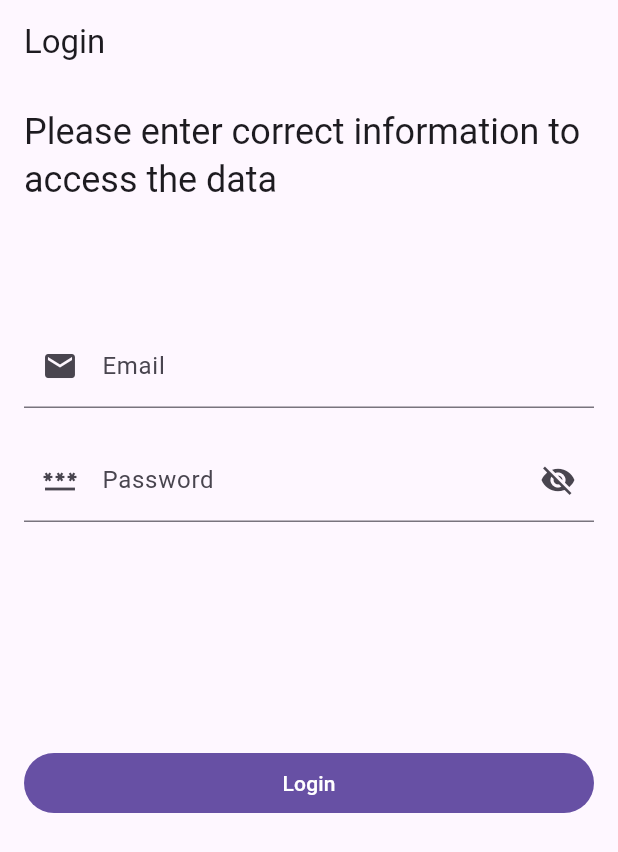
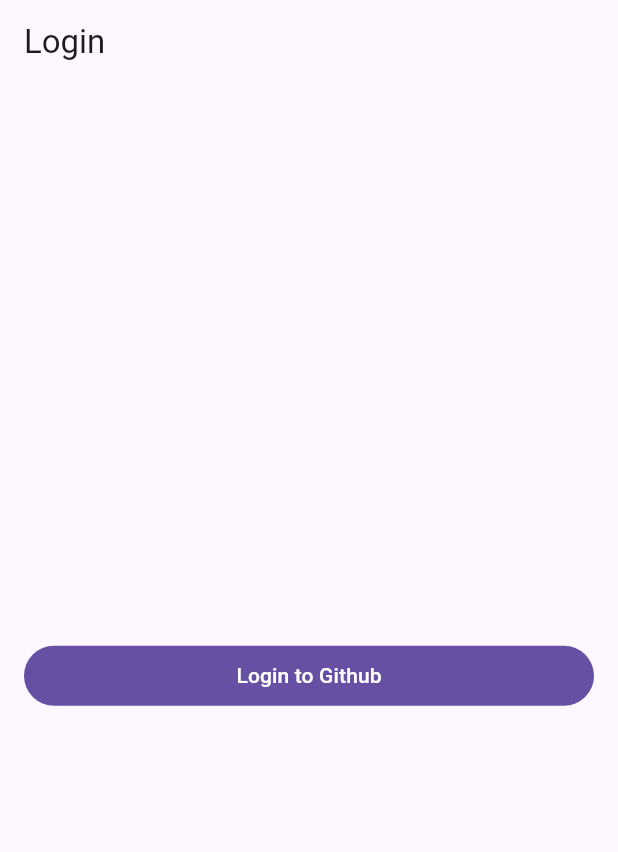
Before and after one commit to luqmanhakimmohdzolkipli/upstack_assessment, a Flutter app: the screen it shows after launch, on a phone screen of 412 x 824 dp. Shown: the top 852 px of the screen. Run offline on Flutter 3.47's test engine with Material 3 defaults, Android fonts, the phone set to English and light mode, and no system bars; our stand-ins replace bloc, easy_refresh, equatable, flutter_bloc, flutter_dotenv, font_awesome_flutter and 1 more; missing offline and left inert: github, github_signin_promax.

Commit message:
added new login module

```diff
--- a/lib/auth/bloc/login_bloc.dart
+++ b/lib/auth/bloc/login_bloc.dart
@@ -18,9 +18,11 @@
     Emitter<LoginState> emit,
   ) async {
     final SharedPreferences prefs = await SharedPreferences.getInstance();
-    await prefs.setString('email', event.email);
-    await prefs.setString('password', event.password);
-    emit(state.copyWith(status: LoginStatus.authenticated));
+    if (event.token.isNotEmpty) {
+      emit(state.copyWith(status: LoginStatus.authenticated));
+      await prefs.setString('token', event.token);
+      await prefs.setBool('authenticated', true);
+    }
     if (state.status == LoginStatus.authenticated) {
       Navigator.push(
         event.context,
--- a/lib/auth/bloc/login_event.dart
+++ b/lib/auth/bloc/login_event.dart
@@ -9,15 +9,13 @@
 
 class LoginSubmit extends LoginEvent {
   const LoginSubmit({
-    required this.email,
-    required this.password,
+    required this.token,
     required this.context,
   });
 
-  final String email;
-  final String password;
+  final String token;
   final BuildContext context;
 
   @override
-  List<Object> get props => [email, password, context];
+  List<Object> get props => [token, context];
 }
--- a/lib/auth/view/login_view.dart
+++ b/lib/auth/view/login_view.dart
@@ -1,5 +1,7 @@
 import 'package:flutter/material.dart';
 import 'package:flutter_bloc/flutter_bloc.dart';
+import 'package:flutter_dotenv/flutter_dotenv.dart';
+import 'package:github_signin_promax/github_signin_promax.dart';
 import 'package:upstack_assessment/auth/bloc/login_bloc.dart';
 
 class LoginView extends StatefulWidget {
@@ -10,12 +12,22 @@
 }
 
 class _LoginViewState extends State<LoginView> {
-  final TextEditingController _emailController = TextEditingController();
-  final TextEditingController _passwordController = TextEditingController();
-  bool _isObscure = true;
-  GlobalKey<FormState> _loginKey = GlobalKey<FormState>();
+  String? clientId = dotenv.env['CLIENT_ID'];
+  String? clientSecret = dotenv.env['CLIENT_SECRET'];
+  late GithubSignInParams params;
+  String response = '';
 
-  bool get _loginValid => _loginKey.currentState!.validate();
+  @override
+  void initState() {
+    // TODO: implement initState
+    super.initState();
+    params = GithubSignInParams(
+      clientId: clientId ?? '',
+      clientSecret: clientSecret ?? '',
+      redirectUrl: 'http://localhost:3000/auth/github/callback',
+      scopes: 'read:user,user:email',
+    );
+  }
 
   @override
   Widget build(BuildContext context) {
@@ -25,85 +37,51 @@
       ),
       body: BlocProvider(
         create: (context) => LoginBloc(),
-        child: BlocBuilder<LoginBloc, LoginState>(
-          builder: (context, state) {
-            return SingleChildScrollView(
-              child: Padding(
+        child: BlocBuilder<LoginBloc, LoginState>(builder: (context, state) {
+          return Padding(
             padding: const EdgeInsets.all(16.0),
-                child: Form(
-                  key: _loginKey,
             child: Column(
               mainAxisAlignment: MainAxisAlignment.center,
-                    crossAxisAlignment: CrossAxisAlignment.start,
+              crossAxisAlignment: CrossAxisAlignment.center,
               children: [
-                      Text(
-                        'Please enter correct information to access the data',
-                        style: Theme.of(context).textTheme.headlineSmall,
-                      ),
-                      const SizedBox(height: 80),
-                      TextFormField(
-                        controller: _emailController,
-                        decoration: const InputDecoration(
-                          labelText: 'Email',
-                          prefixIcon: Icon(Icons.email),
-                        ),
-                        validator: (value) {
-                          if (value != null && value.isEmpty) {
-                            return 'Please enter your email';
-                          }
-                          return null;
-                        },
-                      ),
-                      const SizedBox(height: 20),
-                      TextFormField(
-                        controller: _passwordController,
-                        obscureText: _isObscure,
-                        validator: (value) {
-                          if (value != null && value.isEmpty) {
-                            return 'Please enter your password';
-                          }
-                          return null;
-                        },
-                        decoration: InputDecoration(
-                          labelText: 'Password',
-                          prefixIcon: Icon(Icons.password),
-                          suffixIcon: IconButton(
-                            icon: Icon(
-                              _isObscure ? Icons.visibility_off : Icons.visibility,
-                            ),
-                            onPressed: () {
-                              setState(() {
-                                _isObscure = !_isObscure;
-                              });
-                            },
-                          ),
-                        ),
-                      ),
-                      const SizedBox(height: 150),
+                Text(response),
                 SizedBox(
                   width: double.infinity,
                   child: FilledButton(
                     onPressed: () {
-                            if (_loginValid) {
+                      Navigator.of(context).push(
+                        MaterialPageRoute(
+                          builder: (builder) {
+                            return GithubSigninScreen(
+                              params: params,
+                            );
+                          },
+                        ),
+                      ).then(
+                        (value) {
+                          String? token = (value as GithubSignInResponse).accessToken;
                           context.read<LoginBloc>().add(
                                 LoginSubmit(
-                                  email: _emailController.text,
-                                  password: _passwordController.text,
+                                  token: token ?? '',
                                   context: context,
                                 ),
                               );
-                            }
+                          setState(() {
+                            response +=
+                            '✅ Status: \t ${(value as GithubSignInResponse).status}\n\n';
+                            response += '✅ Code: \t ${(value).accessToken}\n\n';
+                            response += '✅ Error: \t ${(value).error}\n\n';
+                          });
                         },
-                          child: const Text('Login'),
+                      );
+                    },
+                    child: const Text('Login to Github'),
                   ),
                 ),
               ],
             ),
-                ),
-              ),
           );
-          }
-        ),
+        }),
       ),
     );
   }
--- a/lib/list/repository/list_repository.dart
+++ b/lib/list/repository/list_repository.dart
@@ -11,13 +11,11 @@
 
   Future<List<ListModel>> fetchLists({required int page}) async {
     final SharedPreferences prefs = await SharedPreferences.getInstance();
-    final String? email = prefs.getString('email');
-    final String? password = prefs.getString('password');
+    final String? token = prefs.getString('token');
     try {
       final response = await GitHub(
-        auth: Authentication.basic(
-          '${email}',
-          '${password}',
+        auth: Authentication.withToken(
+          '${token}',
         ),
       ).getJSON(
         ApiConstant.REPO_LIST,
@@ -37,13 +35,11 @@
     required String name,
   }) async {
     final SharedPreferences prefs = await SharedPreferences.getInstance();
-    final String? email = prefs.getString('email');
-    final String? password = prefs.getString('password');
+    final String? token = prefs.getString('token');
     try {
       final response = await GitHub(
-        auth: Authentication.basic(
-          '${email}',
-          '${password}',
+        auth: Authentication.withToken(
+          '${token}',
         ),
       ).getJSON(
         '${ApiConstant.SEARCH_REPO_LIST}?q=$name+in%3Aname+org%3Aflutter&per_page=10&page=$page',
--- a/lib/main.dart
+++ b/lib/main.dart
@@ -1,26 +1,32 @@
 import 'package:bloc/bloc.dart';
 import 'package:flutter/material.dart';
 import 'package:flutter_dotenv/flutter_dotenv.dart';
+import 'package:shared_preferences/shared_preferences.dart';
 import 'package:upstack_assessment/auth/view/login_view.dart';
+import 'package:upstack_assessment/list/view/list_view.dart';
 import 'package:upstack_assessment/simple_bloc_observer.dart';
 
 void main() async {
   await dotenv.load(fileName: ".env");
   Bloc.observer = SimpleBlocObserver();
-  runApp(const MyApp());
+  final prefs = await SharedPreferences.getInstance();
+  runApp(MyApp(prefs: prefs));
 }
 
 class MyApp extends StatelessWidget {
-  const MyApp({super.key});
+  const MyApp({super.key, required this.prefs});
+
+  final SharedPreferences prefs;
 
   @override
   Widget build(BuildContext context) {
+    bool authenticated = prefs.getBool('authenticated') ?? false;
     return MaterialApp(
       title: 'Upstack Assessment',
       theme: ThemeData(
         primarySwatch: Colors.blue,
       ),
-      home: const LoginView(),
+      home: authenticated ? const ListViews() : const LoginView(),
     );
   }
 }
--- a/pubspec.yaml
+++ b/pubspec.yaml
@@ -21,6 +21,7 @@
   github: ^9.24.0
   flutter_dotenv: ^5.1.0
   shared_preferences: ^2.0.8
+  github_signin_promax: ^0.0.8+1
 
 dev_dependencies:
   flutter_test:
```
Also changed, not shown: pubspec.lock, 1 other file. Lines whose indentation alone changed are shown as unchanged.
